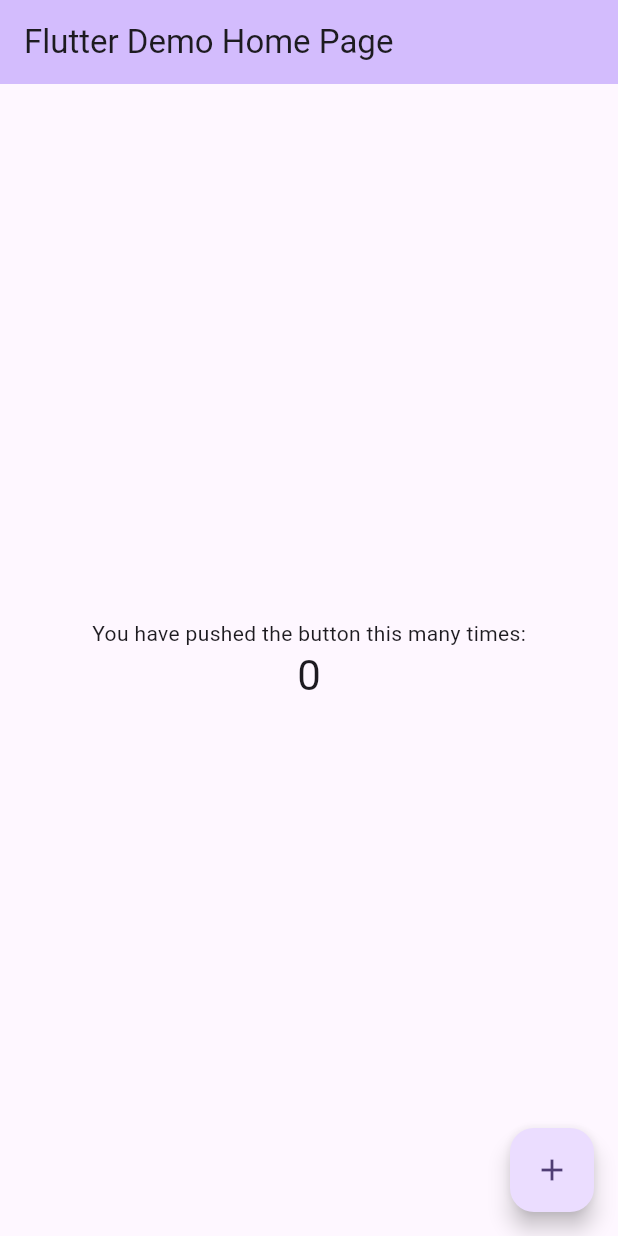
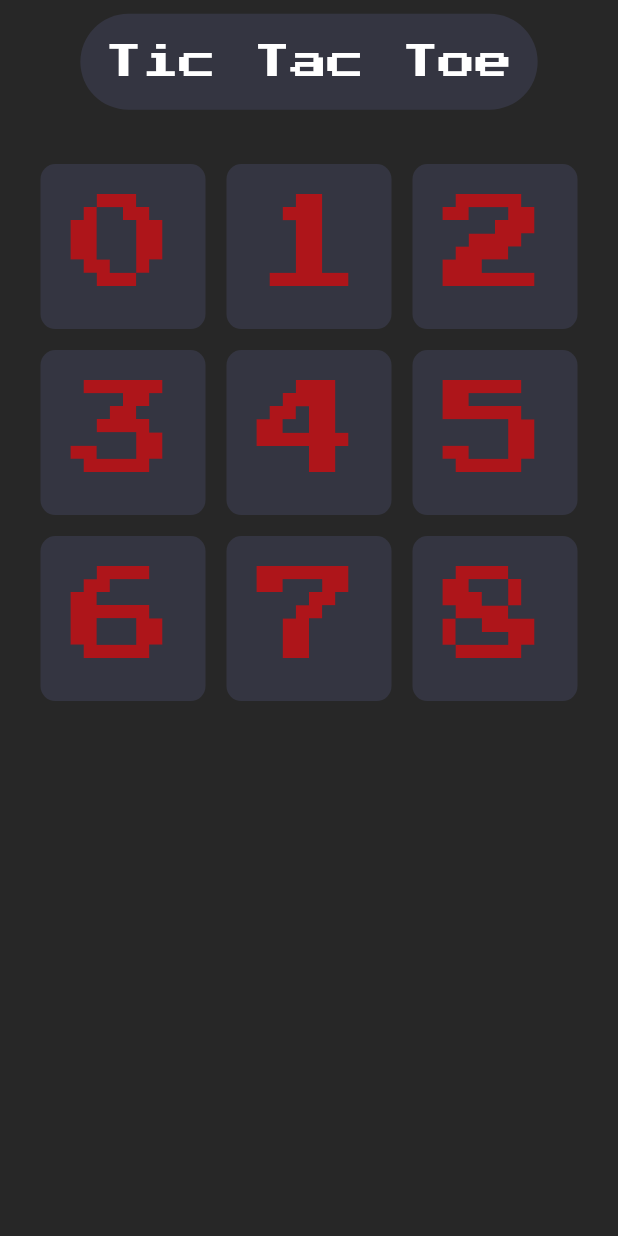
Before and after one commit to gaurav1-9/tic_tac_toe_app, a Flutter app: the screen it shows after launch, on a phone screen of 412 x 824 dp. Run offline on Flutter 3.47's test engine with Material 3 defaults, Android fonts, the phone set to English and light mode, and no system bars; our stand-ins replace google_fonts.

Commit message:
basic UI

```diff
--- /dev/null
+++ b/lib/appProperties/app_colors.dart
@@ -0,0 +1,8 @@
+import 'package:flutter/material.dart';
+
+class AppColor {
+  static const Color raisinBlack = Color(0xff272727);
+  static const Color jet = Color(0xff343541);
+  static const Color white = Color(0xffffffff);
+  static const Color red = Color(0xffff0000);
+}
--- a/lib/main.dart
+++ b/lib/main.dart
@@ -1,125 +1,23 @@
 import 'package:flutter/material.dart';
+import 'package:google_fonts/google_fonts.dart';
+
+import 'tic_tac_toe.dart';
 
 void main() {
-  runApp(const MyApp());
+  runApp(const MyTicTacToeApp());
 }
 
-class MyApp extends StatelessWidget {
-  const MyApp({super.key});
+class MyTicTacToeApp extends StatelessWidget {
+  const MyTicTacToeApp({super.key});
 
-  // This widget is the root of your application.
   @override
   Widget build(BuildContext context) {
     return MaterialApp(
-      title: 'Flutter Demo',
+      debugShowCheckedModeBanner: false,
+      home: const TicTacToe(),
       theme: ThemeData(
-        // This is the theme of your application.
-        //
-        // TRY THIS: Try running your application with "flutter run". You'll see
-        // the application has a purple toolbar. Then, without quitting the app,
-        // try changing the seedColor in the colorScheme below to Colors.green
-        // and then invoke "hot reload" (save your changes or press the "hot
-        // reload" button in a Flutter-supported IDE, or press "r" if you used
-        // the command line to start the app).
-        //
-        // Notice that the counter didn't reset back to zero; the application
-        // state is not lost during the reload. To reset the state, use hot
-        // restart instead.
-        //
-        // This works for code too, not just values: Most code changes can be
-        // tested with just a hot reload.
-        colorScheme: ColorScheme.fromSeed(seedColor: Colors.deepPurple),
-        useMaterial3: true,
+        textTheme: GoogleFonts.pressStart2pTextTheme(),
       ),
-      home: const MyHomePage(title: 'Flutter Demo Home Page'),
     );
   }
 }
-
-class MyHomePage extends StatefulWidget {
-  const MyHomePage({super.key, required this.title});
-
-  // This widget is the home page of your application. It is stateful, meaning
-  // that it has a State object (defined below) that contains fields that affect
-  // how it looks.
-
-  // This class is the configuration for the state. It holds the values (in this
-  // case the title) provided by the parent (in this case the App widget) and
-  // used by the build method of the State. Fields in a Widget subclass are
-  // always marked "final".
-
-  final String title;
-
-  @override
-  State<MyHomePage> createState() => _MyHomePageState();
-}
-
-class _MyHomePageState extends State<MyHomePage> {
-  int _counter = 0;
-
-  void _incrementCounter() {
-    setState(() {
-      // This call to setState tells the Flutter framework that something has
-      // changed in this State, which causes it to rerun the build method below
-      // so that the display can reflect the updated values. If we changed
-      // _counter without calling setState(), then the build method would not be
-      // called again, and so nothing would appear to happen.
-      _counter++;
-    });
-  }
-
-  @override
-  Widget build(BuildContext context) {
-    // This method is rerun every time setState is called, for instance as done
-    // by the _incrementCounter method above.
-    //
-    // The Flutter framework has been optimized to make rerunning build methods
-    // fast, so that you can just rebuild anything that needs updating rather
-    // than having to individually change instances of widgets.
-    return Scaffold(
-      appBar: AppBar(
-        // TRY THIS: Try changing the color here to a specific color (to
-        // Colors.amber, perhaps?) and trigger a hot reload to see the AppBar
-        // change color while the other colors stay the same.
-        backgroundColor: Theme.of(context).colorScheme.inversePrimary,
-        // Here we take the value from the MyHomePage object that was created by
-        // the App.build method, and use it to set our appbar title.
-        title: Text(widget.title),
-      ),
-      body: Center(
-        // Center is a layout widget. It takes a single child and positions it
-        // in the middle of the parent.
-        child: Column(
-          // Column is also a layout widget. It takes a list of children and
-          // arranges them vertically. By default, it sizes itself to fit its
-          // children horizontally, and tries to be as tall as its parent.
-          //
-          // Column has various properties to control how it sizes itself and
-          // how it positions its children. Here we use mainAxisAlignment to
-          // center the children vertically; the main axis here is the vertical
-          // axis because Columns are vertical (the cross axis would be
-          // horizontal).
-          //
-          // TRY THIS: Invoke "debug painting" (choose the "Toggle Debug Paint"
-          // action in the IDE, or press "p" in the console), to see the
-          // wireframe for each widget.
-          mainAxisAlignment: MainAxisAlignment.center,
-          children: <Widget>[
-            const Text(
-              'You have pushed the button this many times:',
-            ),
-            Text(
-              '$_counter',
-              style: Theme.of(context).textTheme.headlineMedium,
-            ),
-          ],
-        ),
-      ),
-      floatingActionButton: FloatingActionButton(
-        onPressed: _incrementCounter,
-        tooltip: 'Increment',
-        child: const Icon(Icons.add),
-      ), // This trailing comma makes auto-formatting nicer for build methods.
-    );
-  }
-}
--- /dev/null
+++ b/lib/tic_tac_toe.dart
@@ -0,0 +1,86 @@
+import 'package:flutter/material.dart';
+
+import './appProperties/app_colors.dart';
+
+class TicTacToe extends StatefulWidget {
+  const TicTacToe({super.key});
+
+  @override
+  State<TicTacToe> createState() => _TicTacToeState();
+}
+
+class _TicTacToeState extends State<TicTacToe> {
+  bool isXTurn = true;
+  List<String> gridValue = [
+    '',
+    '',
+    '',
+    '',
+    '',
+    '',
+    '',
+    '',
+    '',
+  ];
+  @override
+  Widget build(BuildContext context) {
+    return Scaffold(
+      backgroundColor: AppColor.raisinBlack,
+      appBar: AppBar(
+        toolbarHeight: MediaQuery.of(context).size.height * 0.1,
+        backgroundColor: AppColor.raisinBlack,
+        title: Center(
+          child: Container(
+            padding: EdgeInsets.all(MediaQuery.of(context).size.height * 0.02),
+            decoration: const BoxDecoration(
+              color: AppColor.jet,
+              borderRadius: BorderRadius.all(
+                Radius.circular(50),
+              ),
+            ),
+            child: Text(
+              "Tic Tac Toe",
+              style: TextStyle(
+                color: AppColor.white,
+                fontSize: MediaQuery.of(context).size.height * 0.03,
+              ),
+            ),
+          ),
+        ),
+      ),
+      body: Padding(
+        padding: const EdgeInsets.all(20),
+        child: GridView.builder(
+            itemCount: 9,
+            gridDelegate: const SliverGridDelegateWithFixedCrossAxisCount(
+                crossAxisCount: 3),
+            itemBuilder: (BuildContext ctx, int index) {
+              return Center(
+                child: Container(
+                  height: 110,
+                  width: 110,
+                  padding: const EdgeInsets.all(5),
+                  decoration: const BoxDecoration(
+                    color: AppColor.jet,
+                    borderRadius: BorderRadius.all(
+                      Radius.circular(10),
+                    ),
+                  ),
+                  child: Center(
+                    child: Text(
+                      index.toString(),
+                      style: TextStyle(
+                        color: (!isXTurn)
+                            ? AppColor.white.withOpacity(0.4)
+                            : AppColor.red.withOpacity(0.6),
+                        fontSize: 70,
+                      ),
+                    ),
+                  ),
+                ),
+              );
+            }),
+      ),
+    );
+  }
+}
--- a/pubspec.yaml
+++ b/pubspec.yaml
@@ -35,6 +35,7 @@ dependencies:
   # The following adds the Cupertino Icons font to your application.
   # Use with the CupertinoIcons class for iOS style icons.
   cupertino_icons: ^1.0.6
+  google_fonts: ^6.2.0
 
 dev_dependencies:
   flutter_test:
```
Also changed, not shown: pubspec.lock, 1 other file.
